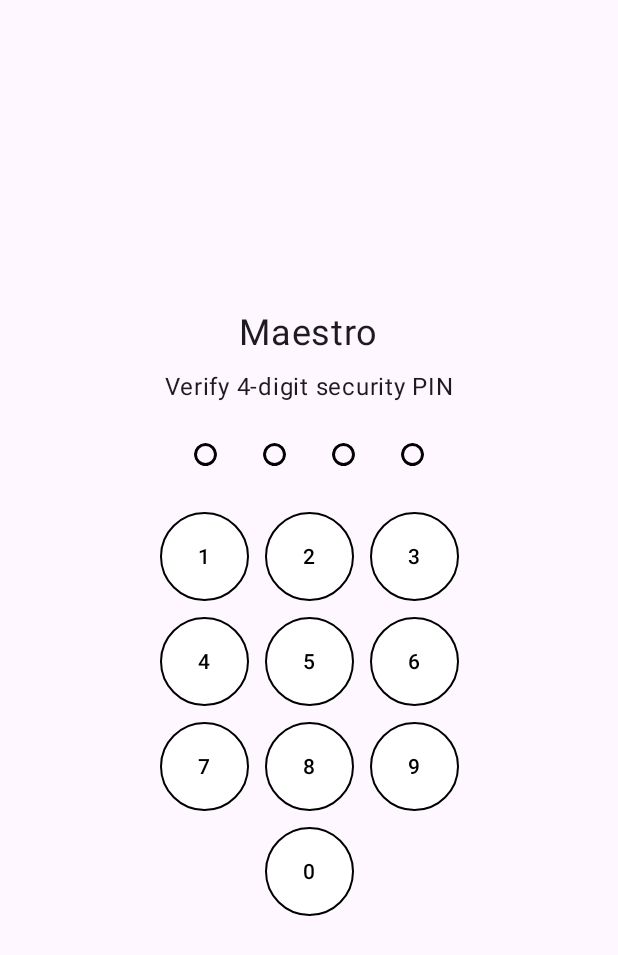
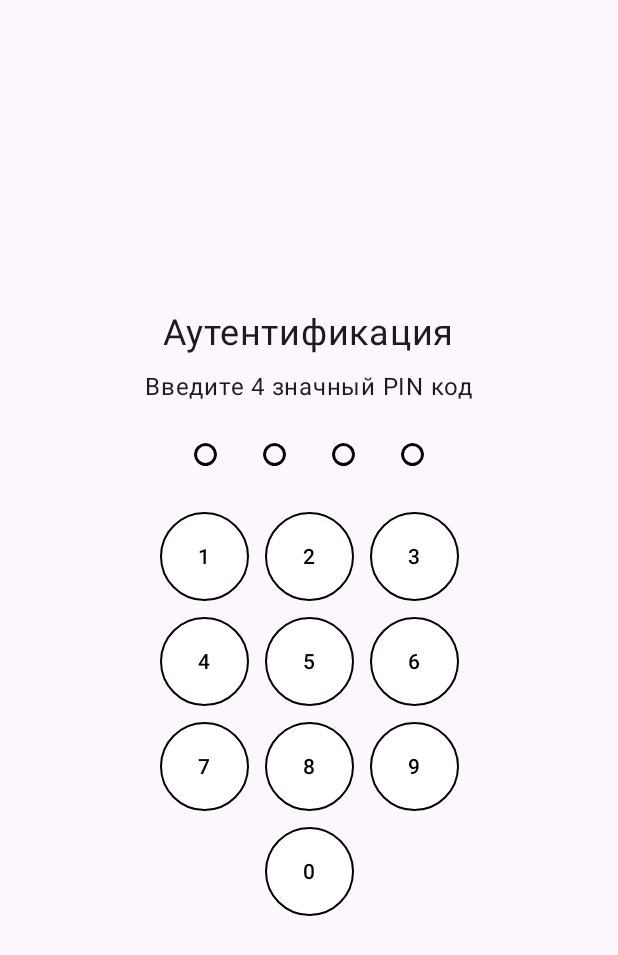
Before and after one commit to sverr220/hardrockmaestroess, an Android app built with Jetpack Compose: the pin screen opened through its navigation route, on a phone screen of 412 x 824 dp. Shown: the top 955 px of the screen. Run offline under Robolectric (Android 15) with nearby library versions, the phone set to English and light mode, and no system bars.

Commit message:
Исправление найденных ошибок перед демо прототипа

```diff
--- a/androidApp/src/main/java/ru/directum/maestro/android/screen/MainScreen.kt
+++ b/androidApp/src/main/java/ru/directum/maestro/android/screen/MainScreen.kt
@@ -38,9 +38,7 @@ fun MainScreen() {
             }
 
             composable(Navigation.Profile.route) {
-                SettingsScreen(
-                    back = { navController.popBackStack() }
-                )
+                ProfileScreen()
             }
 
             composable(Navigation.Setting.route) {
--- a/androidApp/src/main/java/ru/directum/maestro/android/screen/PinScreen.kt
+++ b/androidApp/src/main/java/ru/directum/maestro/android/screen/PinScreen.kt
@@ -37,18 +37,18 @@ fun PinScreen(success: () -> Unit = {}
             horizontalAlignment = Alignment.CenterHorizontally,
             verticalArrangement = Arrangement.Center
         ) {
-            Text(text = "Maestro", fontSize = 24.sp)
+            Text(text = "Аутентификация", fontSize = 24.sp)
 
             Spacer(modifier = Modifier.height(10.dp))
             Box {
                 when {
                     isFullPin(pin.size, maxPinSize) && isPinCorrect.value -> Text(
-                        text = "Success",
+                        text = "Успешный ввод Pin кода",
                         color = Color.Green
                     )
 
-                    isFullPin(pin.size, maxPinSize) -> Text(text = "Error", color = Color.Red)
-                    else -> Text(text = "Verify $maxPinSize-digit security PIN")
+                    isFullPin(pin.size, maxPinSize) -> Text(text = "Неверный код", color = Color.Red)
+                    else -> Text(text = "Введите $maxPinSize значный PIN код")
                 }
             }
 
@@ -72,6 +72,10 @@ fun PinScreen(success: () -> Unit = {}
                 onNumberClick = {
                     if (pin.size < maxPinSize)
                         pin.add(it)
+                    else {
+                        pin.clear()
+                        pin.add(it)
+                    }
                 }
             )
 
```
